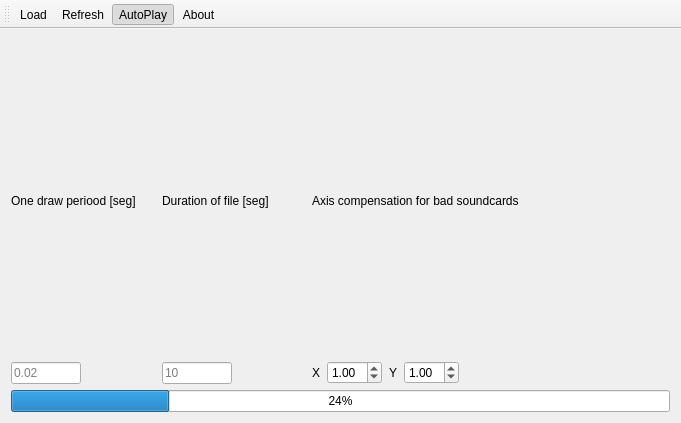
First picture: the form in code/mainwindow.ui, repository aporto/rabiscoscopio2, before the edit.
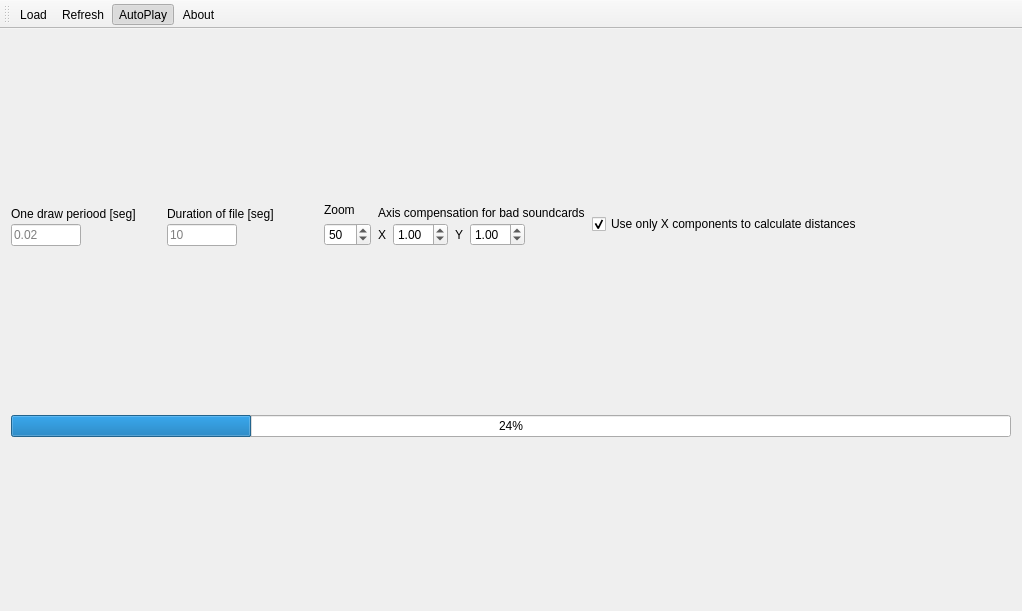
Second picture: the form after the edit. Icons and pictures are not drawn.

Patch:
```diff
--- a/code/mainwindow.ui
+++ b/code/mainwindow.ui
@@ -6,8 +6,8 @@
    <rect>
     <x>0</x>
     <y>0</y>
-    <width>681</width>
-    <height>423</height>
+    <width>1022</width>
+    <height>611</height>
    </rect>
   </property>
   <property name="windowTitle">
@@ -15,10 +15,7 @@
   </property>
   <widget class="QWidget" name="centralWidget">
    <layout class="QGridLayout" name="gridLayout">
-    <item row="1" column="0">
-     <layout class="QVBoxLayout" name="verticalLayout"/>
-    </item>
-    <item row="2" column="0">
+    <item row="3" column="0">
      <widget class="QProgressBar" name="progress">
       <property name="value">
        <number>24</number>
@@ -28,7 +25,7 @@
     <item row="0" column="0">
      <layout class="QHBoxLayout" name="horizontalLayout">
       <property name="spacing">
-       <number>0</number>
+       <number>7</number>
       </property>
       <item>
        <layout class="QVBoxLayout" name="verticalLayout_2">
@@ -145,6 +142,31 @@
         </item>
        </layout>
       </item>
+      <item>
+       <layout class="QVBoxLayout" name="verticalLayout_7">
+        <item>
+         <widget class="QLabel" name="label_6">
+          <property name="text">
+           <string>Zoom</string>
+          </property>
+         </widget>
+        </item>
+        <item>
+         <layout class="QHBoxLayout" name="horizontalLayout_6">
+          <item>
+           <widget class="QSpinBox" name="sbZoom">
+            <property name="maximum">
+             <number>100</number>
+            </property>
+            <property name="value">
+             <number>50</number>
+            </property>
+           </widget>
+          </item>
+         </layout>
+        </item>
+       </layout>
+      </item>
       <item>
        <layout class="QVBoxLayout" name="verticalLayout_4">
         <property name="spacing">
@@ -226,7 +248,18 @@
        </layout>
       </item>
       <item>
-       <layout class="QVBoxLayout" name="verticalLayout_5"/>
+       <layout class="QVBoxLayout" name="verticalLayout_5">
+        <item>
+         <widget class="QCheckBox" name="cbUseOnlyXComponents">
+          <property name="text">
+           <string>Use only X components to calculate distances</string>
+          </property>
+          <property name="checked">
+           <bool>true</bool>
+          </property>
+         </widget>
+        </item>
+       </layout>
       </item>
       <item>
        <spacer name="horizontalSpacer">
```
Left out of the diff: 3 changed lines with no effect on the pictures.
